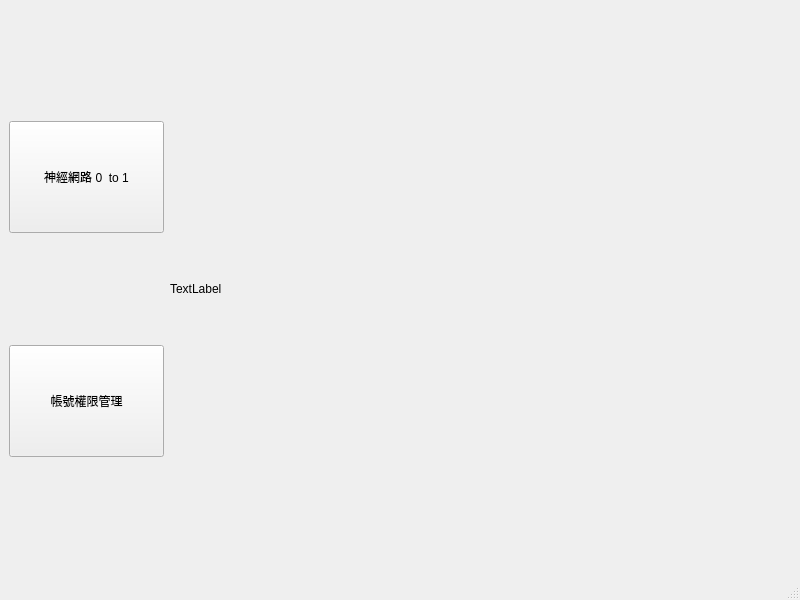
Above: UI_template/MainWindow.ui from HsuChih-Hsiang/NeuralNetworkUI-PyQt before the change. Below: the same form after it.
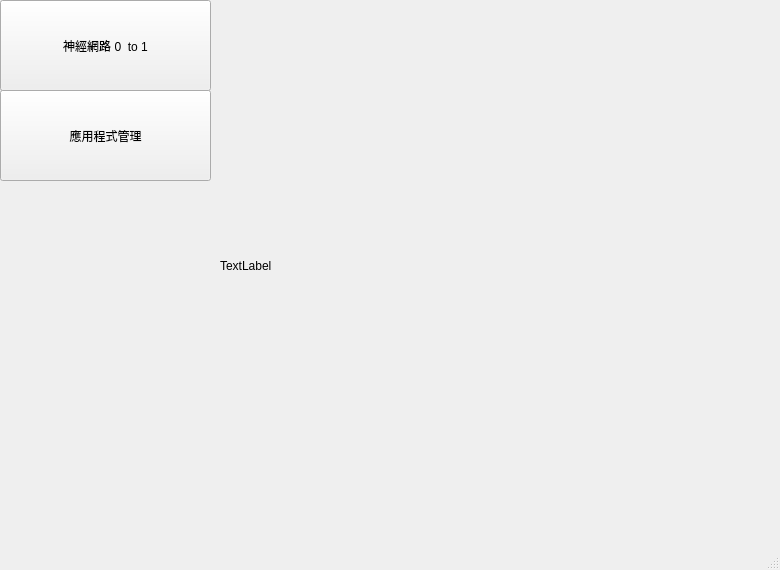
That is the form after the change.

```diff
--- a/UI_template/MainWindow.ui
+++ b/UI_template/MainWindow.ui
@@ -6,87 +6,48 @@
    <rect>
     <x>0</x>
     <y>0</y>
-    <width>800</width>
-    <height>600</height>
+    <width>780</width>
+    <height>570</height>
    </rect>
   </property>
+  <property name="minimumSize">
+   <size>
+    <width>780</width>
+    <height>570</height>
+   </size>
+  </property>
+  <property name="maximumSize">
+   <size>
+    <width>780</width>
+    <height>570</height>
+   </size>
+  </property>
   <property name="windowTitle">
    <string>MainWindow</string>
   </property>
   <widget class="QWidget" name="centralwidget">
-   <layout class="QGridLayout" name="gridLayout">
-    <item row="0" column="0">
-     <layout class="QHBoxLayout" name="horizontalLayout_2" stretch="1,4">
-      <item>
-       <layout class="QVBoxLayout" name="verticalLayout_2" stretch="0,0,0,0,0">
-        <property name="spacing">
-         <number>0</number>
-        </property>
-        <property name="sizeConstraint">
-         <enum>QLayout::SetDefaultConstraint</enum>
-        </property>
-        <property name="bottomMargin">
-         <number>0</number>
-        </property>
-        <item>
-         <spacer name="verticalSpacer_4">
-          <property name="orientation">
-           <enum>Qt::Vertical</enum>
-          </property>
-          <property name="sizeType">
-           <enum>QSizePolicy::MinimumExpanding</enum>
-          </property>
-          <property name="sizeHint" stdset="0">
-           <size>
-            <width>20</width>
-            <height>40</height>
-           </size>
-          </property>
-         </spacer>
-        </item>
-        <item>
-         <widget class="QPushButton" name="neural_network_0_to_2">
-          <property name="sizePolicy">
-           <sizepolicy hsizetype="MinimumExpanding" vsizetype="MinimumExpanding">
-            <horstretch>0</horstretch>
-            <verstretch>0</verstretch>
-           </sizepolicy>
-          </property>
-          <property name="minimumSize">
-           <size>
-            <width>0</width>
-            <height>40</height>
-           </size>
-          </property>
-          <property name="sizeIncrement">
-           <size>
-            <width>0</width>
-            <height>0</height>
-           </size>
+   <widget class="QLabel" name="label_2">
+    <property name="geometry">
+     <rect>
+      <x>220</x>
+      <y>0</y>
+      <width>541</width>
+      <height>531</height>
+     </rect>
           </property>
           <property name="text">
-           <string>神經網路 0  to 1</string>
-          </property>
-         </widget>
-        </item>
-        <item>
-         <spacer name="verticalSpacer_5">
-          <property name="orientation">
-           <enum>Qt::Vertical</enum>
-          </property>
-          <property name="sizeType">
-           <enum>QSizePolicy::MinimumExpanding</enum>
-          </property>
-          <property name="sizeHint" stdset="0">
-           <size>
-            <width>20</width>
-            <height>40</height>
-           </size>
-          </property>
-         </spacer>
-        </item>
-        <item>
+     <string>TextLabel</string>
+    </property>
+   </widget>
          <widget class="QPushButton" name="account_management_btn_2">
+    <property name="geometry">
+     <rect>
+      <x>0</x>
+      <y>90</y>
+      <width>211</width>
+      <height>91</height>
+     </rect>
+    </property>
           <property name="sizePolicy">
            <sizepolicy hsizetype="Minimum" vsizetype="MinimumExpanding">
             <horstretch>0</horstretch>
@@ -121,41 +82,43 @@
            <set>Qt::ImhNone</set>
           </property>
           <property name="text">
-           <string>帳號權限管理</string>
+     <string>應用程式管理</string>
           </property>
           <property name="autoDefault">
            <bool>false</bool>
           </property>
          </widget>
-        </item>
-        <item>
-         <spacer name="verticalSpacer_6">
-          <property name="orientation">
-           <enum>Qt::Vertical</enum>
-          </property>
-          <property name="sizeType">
-           <enum>QSizePolicy::MinimumExpanding</enum>
-          </property>
-          <property name="sizeHint" stdset="0">
+   <widget class="QPushButton" name="neural_network_0_to_2">
+    <property name="geometry">
+     <rect>
+      <x>0</x>
+      <y>0</y>
+      <width>211</width>
+      <height>91</height>
+     </rect>
+    </property>
+    <property name="sizePolicy">
+     <sizepolicy hsizetype="MinimumExpanding" vsizetype="MinimumExpanding">
+      <horstretch>0</horstretch>
+      <verstretch>0</verstretch>
+     </sizepolicy>
+    </property>
+    <property name="minimumSize">
            <size>
-            <width>20</width>
+      <width>0</width>
             <height>40</height>
            </size>
           </property>
-         </spacer>
-        </item>
-       </layout>
-      </item>
-      <item>
-       <widget class="QLabel" name="label_2">
+    <property name="sizeIncrement">
+     <size>
+      <width>0</width>
+      <height>0</height>
+     </size>
+    </property>
         <property name="text">
-         <string>TextLabel</string>
-        </property>
-       </widget>
-      </item>
-     </layout>
-    </item>
-   </layout>
+     <string>神經網路 0  to 1</string>
+    </property>
+   </widget>
   </widget>
   <widget class="QMenuBar" name="menubar">
    <property name="geometry">
```
Left out of the diff: 2 changed lines with no effect on the pictures. Lines whose indentation alone changed are shown as unchanged.
